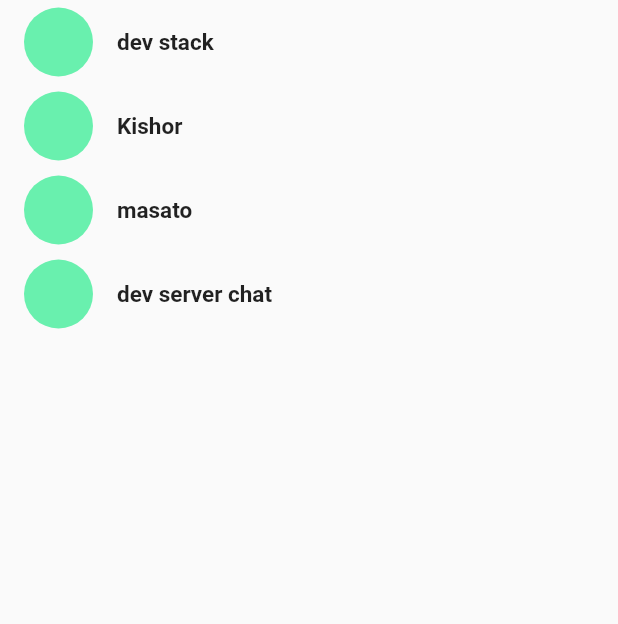
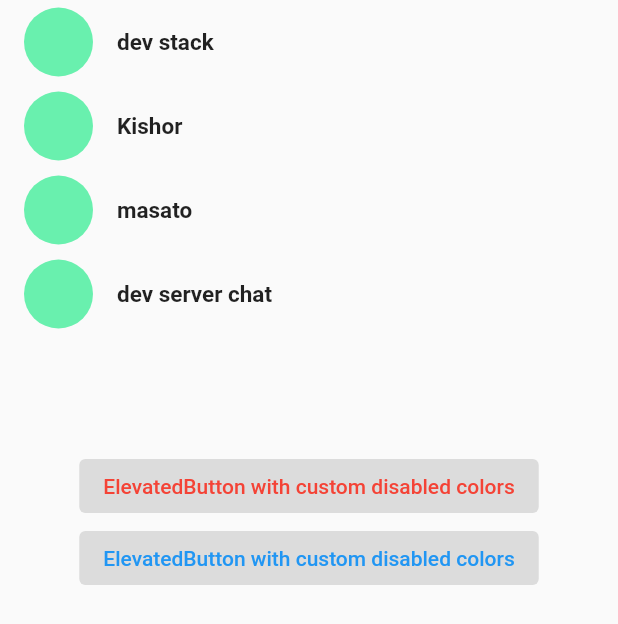
Before and after one commit to masal9pse/every-question, a Flutter app: the screen it shows after launch, on a phone screen of 412 x 824 dp. Shown: the top 624 px of the screen. Run offline on Flutter 3.47's test engine with Material 2 defaults, Android fonts, the phone set to English and light mode, and no system bars; our stand-ins replace socket_io_client; missing offline and left inert: dart:ffi.

Commit message:
custom ListView.builderなどの高さが動的に変化するwidgetのしたに追加するときは、ListViewの高さを指定する

```diff
--- a/frontend/lib/Screens/LoginScreen.dart
+++ b/frontend/lib/Screens/LoginScreen.dart
@@ -43,7 +43,15 @@ class _LoginScreenState extends State<LoginScreen> {
   @override
   Widget build(BuildContext context) {
     return Scaffold(
-      body: ListView.builder(
+      body: Container(
+        width: MediaQuery.of(context).size.width,
+        // height: MediaQuery.of(context).size.height,
+        // height: 200,
+        child: Column(
+          children: [
+            Container(
+              height: 300,
+              child: ListView.builder(
                 itemCount: chatModel.length,
                 itemBuilder: (context, index) => InkWell(
                   onTap: () {
@@ -55,7 +63,23 @@ class _LoginScreenState extends State<LoginScreen> {
                                 chatModels: chatModel, sourceChat: sourceChat)));
                   },
                   child:
-                  ButtonCard(name: chatModel[index].name, icon: Icons.person))),
+                      ButtonCard(name: chatModel[index].name, icon: Icons.person),
+                ),
+              ),
+            ),
+            ElevatedButton(
+              style: ElevatedButton.styleFrom(onSurface: Colors.red),
+              onPressed: null,
+              child: Text('ElevatedButton with custom disabled colors'),
+            ),
+            ElevatedButton(
+              style: ElevatedButton.styleFrom(onSurface: Colors.blue),
+              onPressed: null,
+              child: Text('ElevatedButton with custom disabled colors'),
+            )
+          ],
+        ),
+      ),
     );
   }
 }
```
Lines whose indentation alone changed are shown as unchanged.
